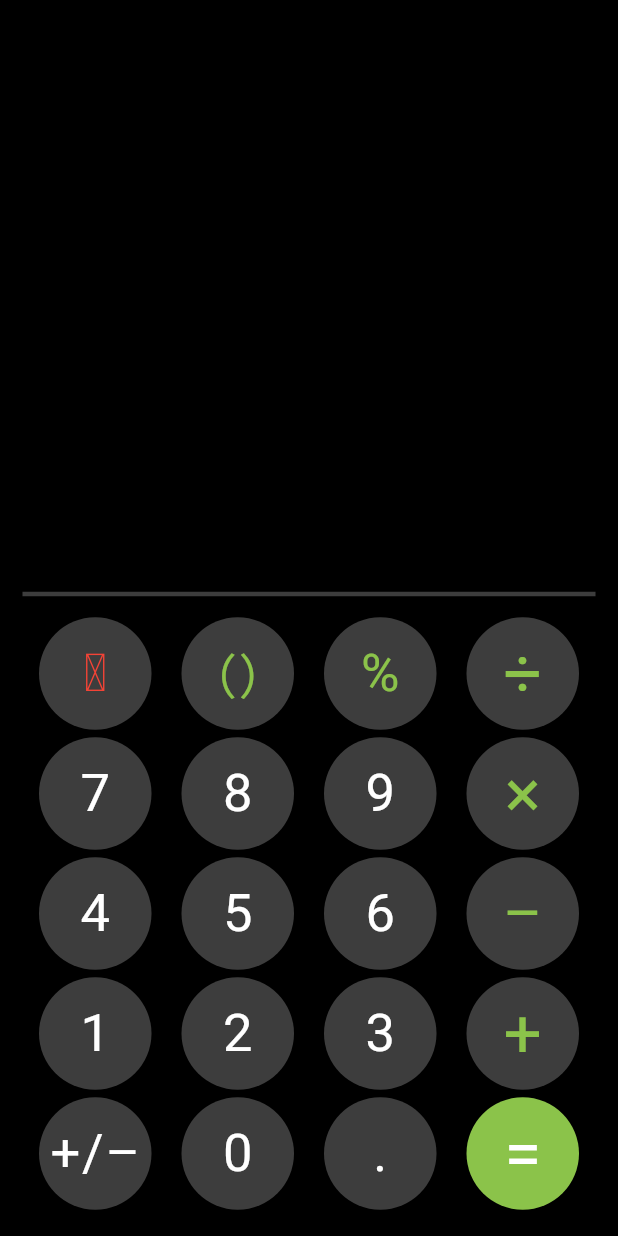
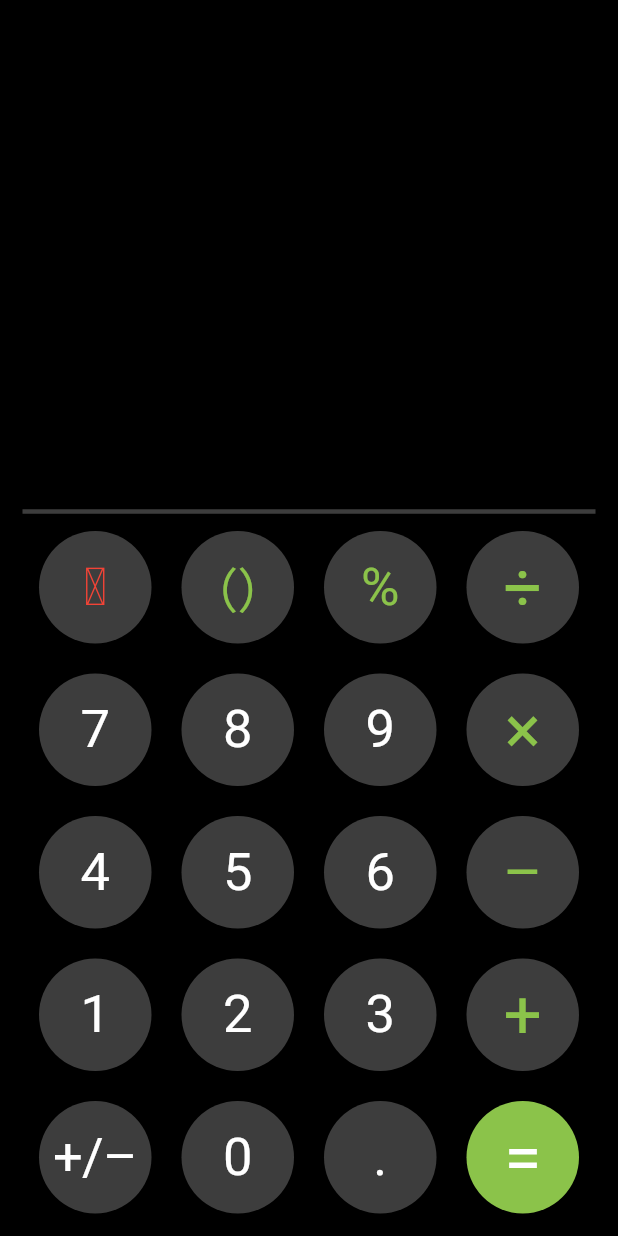
Before and after one commit to divyam29/Calculator, a Flutter app: the screen it shows after launch, on a phone screen of 412 x 824 dp. Run offline on Flutter 3.47's test engine with Material 2 defaults, Android fonts, the phone set to English and light mode, and no system bars.

Commit message:
Changed type of button

```diff
--- a/calculator/lib/Screens/main_page.dart
+++ b/calculator/lib/Screens/main_page.dart
@@ -67,7 +67,7 @@ class _MainPageState extends State<MainPage> {
               ],
             ),
             const SizedBox(
-              width: 20,
+              height: 20,
             ),
             Row(
               mainAxisAlignment: MainAxisAlignment.center,
@@ -105,7 +105,7 @@ class _MainPageState extends State<MainPage> {
               ],
             ),
             const SizedBox(
-              width: 20,
+              height: 20,
             ),
             Row(
               mainAxisAlignment: MainAxisAlignment.center,
@@ -143,7 +143,7 @@ class _MainPageState extends State<MainPage> {
               ],
             ),
             const SizedBox(
-              width: 20,
+              height: 20,
             ),
             Row(
               mainAxisAlignment: MainAxisAlignment.center,
@@ -181,7 +181,7 @@ class _MainPageState extends State<MainPage> {
               ],
             ),
             const SizedBox(
-              width: 20,
+              height: 20,
             ),
             Row(
               mainAxisAlignment: MainAxisAlignment.center,
--- a/calculator/lib/widgets/button.dart
+++ b/calculator/lib/widgets/button.dart
@@ -1,3 +1,4 @@
+import 'package:flutter/cupertino.dart';
 import 'package:flutter/material.dart';
 
 class roundButton extends StatelessWidget {
@@ -21,11 +22,14 @@ final fontWeight;
     return GestureDetector(
       onTap: onTap,
       child: SizedBox(
-        height: 80,
+        height: 75,
         width: 75,
-        child: FloatingActionButton(
+        child: CupertinoButton(
           onPressed: () {  },
-          backgroundColor: color,
+          padding: EdgeInsets.all(5),
+          color: color,
+          borderRadius: BorderRadius.circular(100),
+          child: Container(
             child: Text(
               text,
               style: TextStyle(
@@ -35,6 +39,7 @@ final fontWeight;
               ),
             ),
           ),
+        ),
     )
     );
   }
```
Lines whose indentation alone changed are shown as unchanged.
